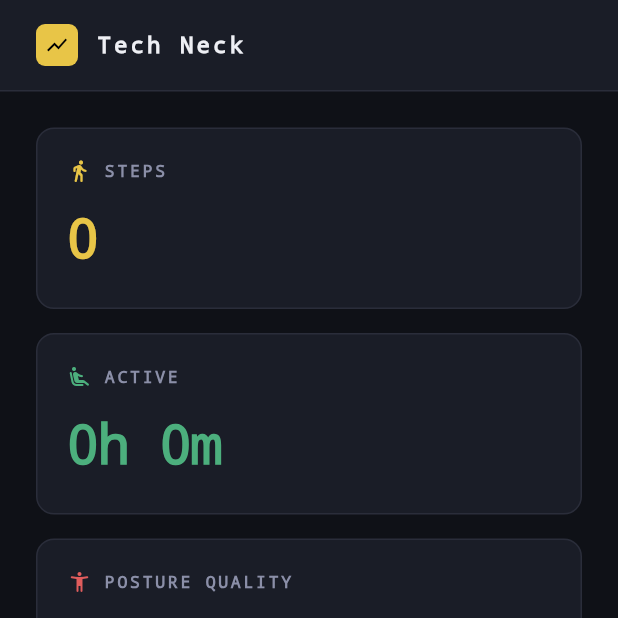
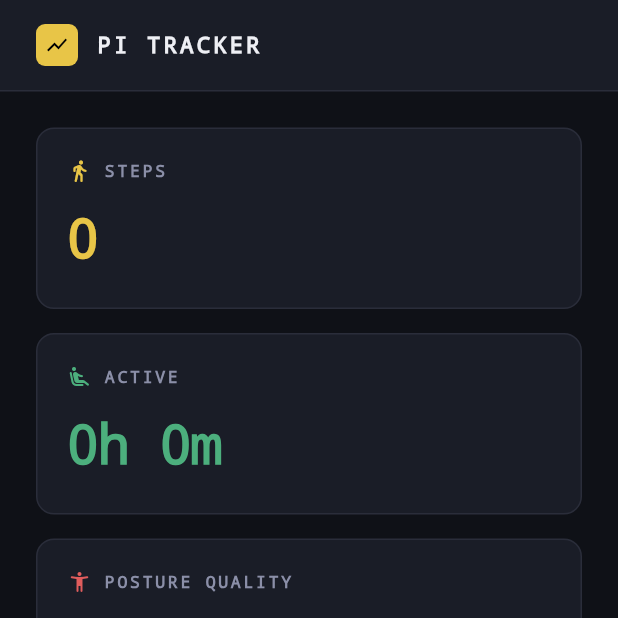
Before and after one commit to mpdo1301/Lightweight-Posture-Activity-Monitor, a Flutter app: the screen it shows after launch, on a phone screen of 412 x 824 dp, the top half of it. Run offline on Flutter 3.47's test engine with Material 3 defaults, Android fonts, the phone set to English and light mode, and no system bars; drawn by our look-alikes of fl_chart; our stand-ins replace flutter_blue_plus, flutter_map, geolocator, latlong2.

Commit message:
bluetooth full fix

```diff
--- a/tech_neck/lib/screens/dashboard_screen.dart
+++ b/tech_neck/lib/screens/dashboard_screen.dart
@@ -31,16 +31,19 @@ class _DashboardScreenState extends State<DashboardScreen> {
   @override
   void initState() {
     super.initState();
-
     if (kIsWeb) {
       _loadWebData();
     } else {
+      _initMobile();
+    }
+  }
+
+  Future<void> _initMobile() async {
+    setState(() {
       _summary = ActivitySummary(steps: 0, standingMinutes: 0, postureGoalPercentage: 0);
       _loading = false;
-      _locationService.start();
-      _locationService.locationStream.listen((point) {
-        setState(() => _livePoints.add(point));
     });
+
     _bleSub = BleService.stream.listen((payload) {
       setState(() {
         _summary = ActivitySummary(
@@ -50,7 +53,12 @@ class _DashboardScreenState extends State<DashboardScreen> {
         );
       });
     });
-    }
+
+    _locationService.locationStream.listen((point) {
+      setState(() => _livePoints.add(point));
+    });
+
+    await _locationService.start();
   }
 
   Future<void> _loadWebData() async {
@@ -113,7 +121,7 @@ class _DashboardScreenState extends State<DashboardScreen> {
           child: const Icon(Icons.show_chart, color: Colors.black, size: 16),
         ),
         const SizedBox(width: 12),
-        const Text('Tech Neck', style: TextStyle(
+        const Text('PI TRACKER', style: TextStyle(
           fontSize: 15, fontWeight: FontWeight.w700,
           color: AppTheme.textPrimary, letterSpacing: 2,
         )),
--- a/tech_neck/lib/services/phone_location_service.dart
+++ b/tech_neck/lib/services/phone_location_service.dart
@@ -12,7 +12,7 @@ class PhoneLocationService {
     bool serviceEnabled = await Geolocator.isLocationServiceEnabled();
     if (!serviceEnabled) return;
 
-    LocationPermission permission = await Geolocator.checkPermission();
+    LocationPermission permission = await Geolocator.requestPermission();
     if (permission == LocationPermission.denied) {
       permission = await Geolocator.requestPermission();
       if (permission == LocationPermission.denied) return;
```
Also changed, not shown: 1 other file. Lines whose indentation alone changed are shown as unchanged.
